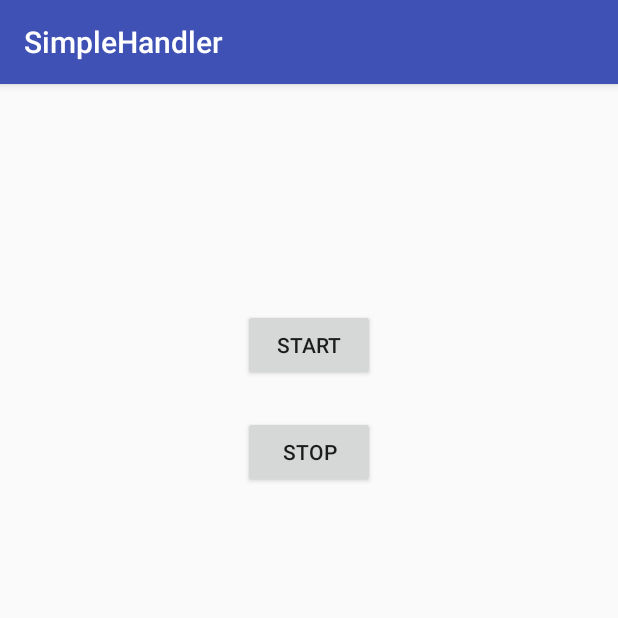
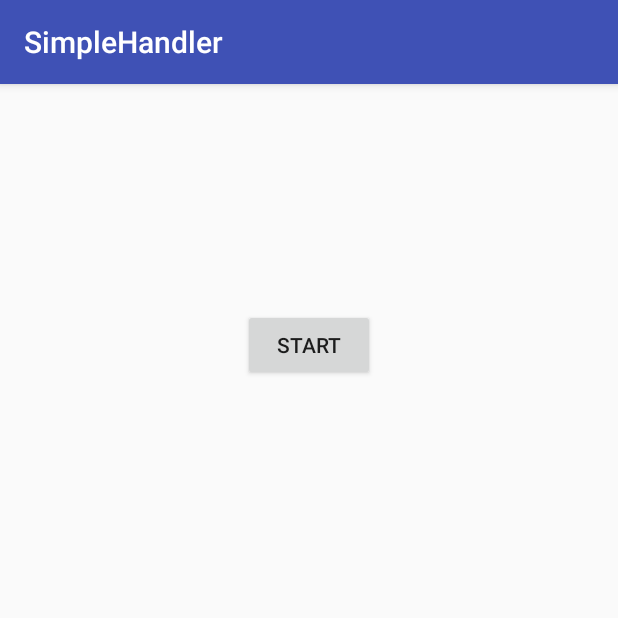
Before and after one commit to ppadhybam/SimpleHandler, an Android app: the screen it shows after launch (MainActivity), on a phone screen of 412 x 824 dp, the top half of it. Run offline under Robolectric (Android 15) with nearby library versions, the phone set to English and light mode, and no system bars.

```diff
--- a/app/src/main/java/com/priyabrat/simplehandler/MainActivity.java
+++ b/app/src/main/java/com/priyabrat/simplehandler/MainActivity.java
@@ -32,11 +32,6 @@ public class MainActivity extends AppCompatActivity {
         thread.start();
     }
 
-    public void stopThread(View view) {
-        if(thread.isAlive())
-            thread.stop();
-    }
-
     public class MyThread implements Runnable {
 
         @Override
--- a/app/src/main/res/layout/activity_main.xml
+++ b/app/src/main/res/layout/activity_main.xml
@@ -28,15 +28,4 @@
         android:layout_marginTop="53dp"
         android:onClick="startThread"
         android:text="Start" />
-
-    <Button
-        android:id="@+id/btnStopThread"
-        android:layout_width="wrap_content"
-        android:layout_height="wrap_content"
-        android:layout_alignLeft="@+id/btnStartThread"
-        android:layout_alignStart="@+id/btnStartThread"
-        android:layout_below="@+id/btnStartThread"
-        android:layout_marginTop="23dp"
-        android:onClick="stopThread"
-        android:text="Stop" />
 </RelativeLayout>
```
